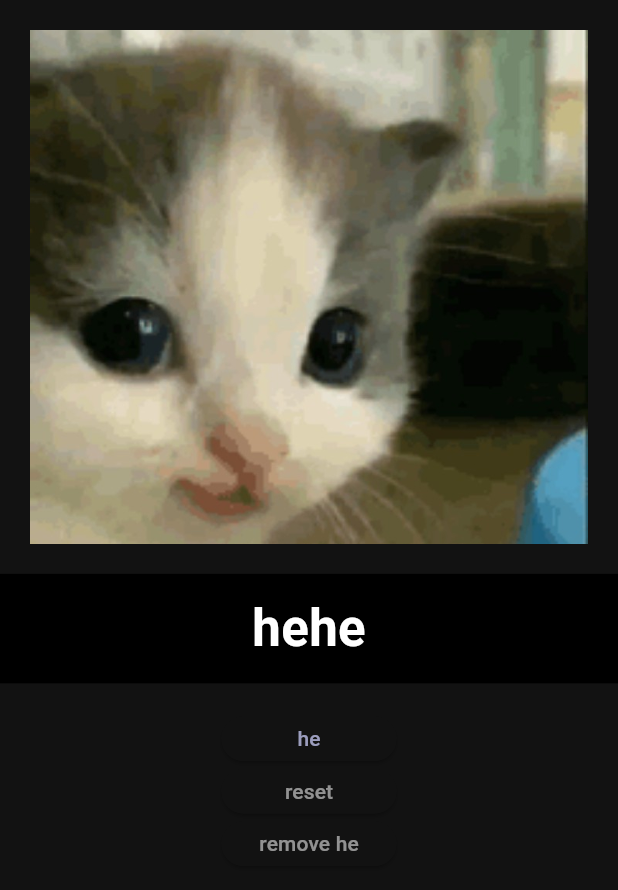
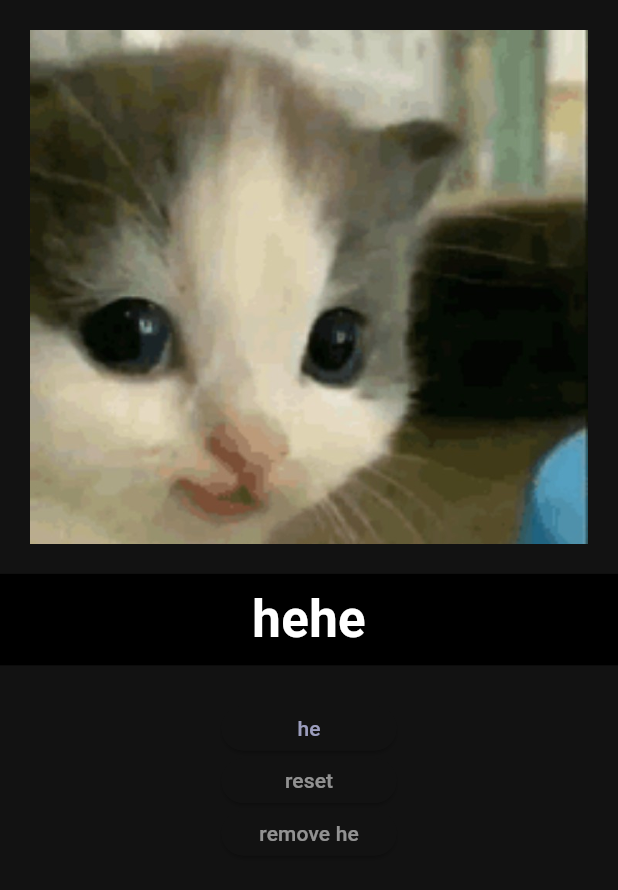
Before and after one commit to antresssss/hehe-generator, a Flutter app: the screen it shows after launch, on a phone screen of 412 x 824 dp. Shown: the top 890 px of the screen. Run offline on Flutter 3.47's test engine with Material 2 defaults, Android fonts, the phone set to English and light mode, and no system bars.

Commit message:
fixed a resizing issue

```diff
--- a/lib/main.dart
+++ b/lib/main.dart
@@ -75,7 +75,7 @@ class _MyHomePageState extends State<MyHomePage> {
                 color: Colors.black,
                 child:Center(child: bigCard(he: he)),)]
             ),
-            const SizedBox(height:22,),
+            const SizedBox(height:27,),
             SizedBox(
               height:30,
               width: 117,
@@ -131,7 +131,7 @@ class bigCard extends StatelessWidget {
     return Card(
       color:Colors.black,
       child: Padding(
-        padding: const EdgeInsets.all(8.0),
+        padding: const EdgeInsets.all(2.0),
       child: Text(he,style: const TextStyle(fontWeight: FontWeight.bold,fontSize:34,color:Colors.white),),
       ),
     );
```
